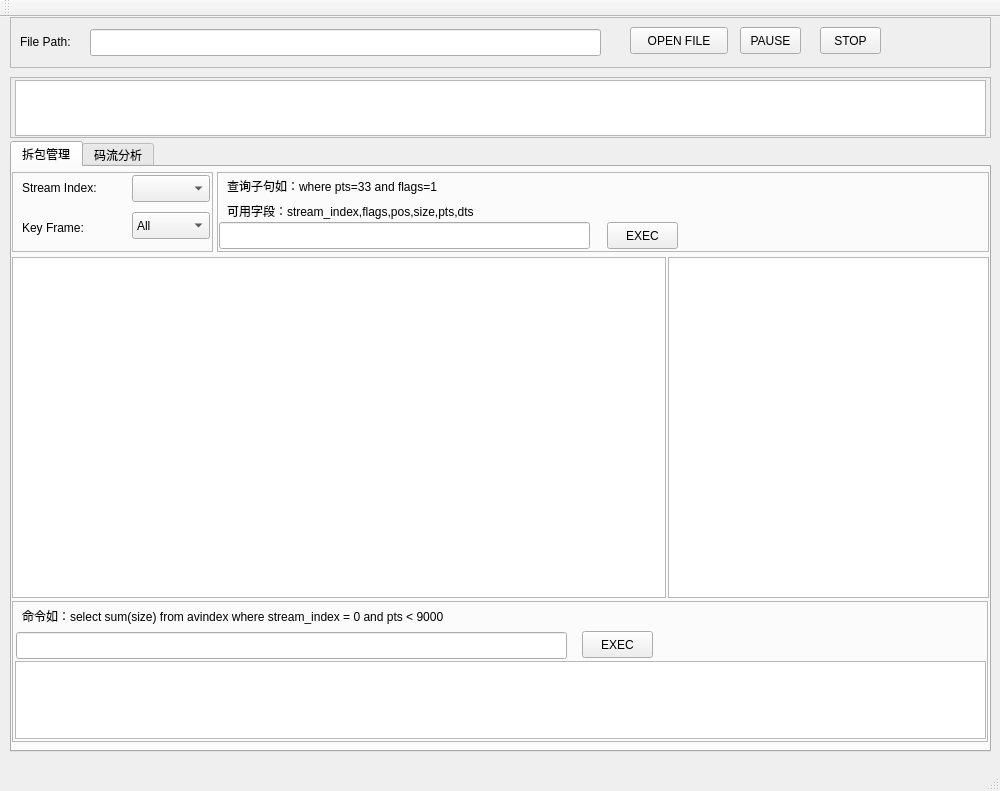
jingzhishen/StreamAnalysis, file mainwindow.ui: the form before one commit.
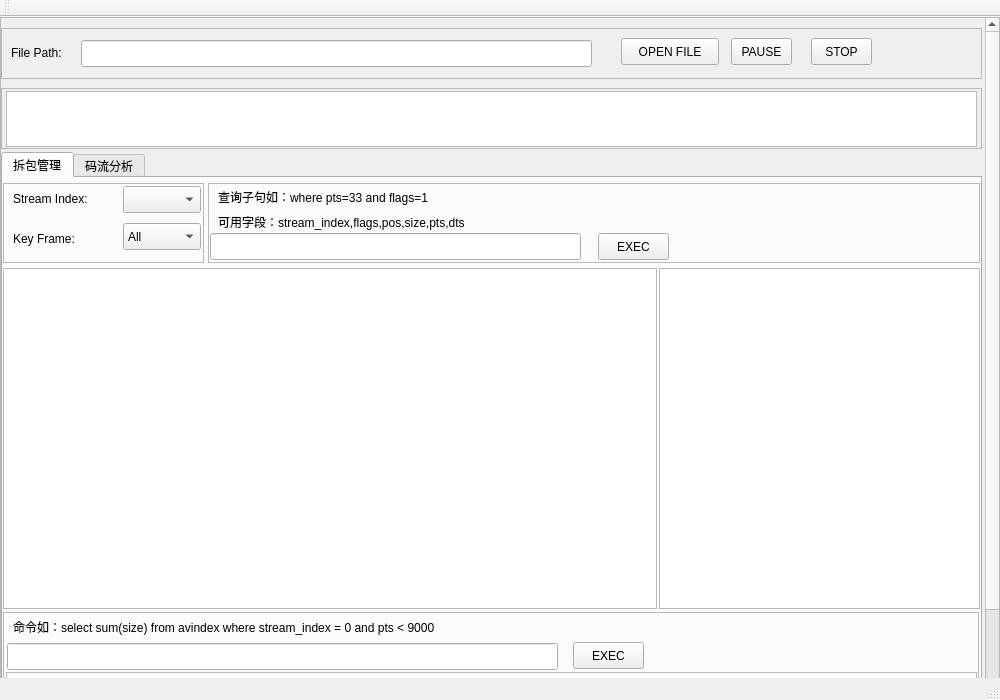
The form after the commit.

Commit message: save packet data

Diff of the .ui file:
```diff
--- a/mainwindow.ui
+++ b/mainwindow.ui
@@ -7,18 +7,57 @@
     <x>0</x>
     <y>0</y>
     <width>1000</width>
-    <height>791</height>
+    <height>700</height>
    </rect>
   </property>
   <property name="windowTitle">
    <string>码流分析工具</string>
   </property>
   <widget class="QWidget" name="centralWidget">
+   <widget class="QScrollArea" name="scrollArea">
+    <property name="geometry">
+     <rect>
+      <x>0</x>
+      <y>0</y>
+      <width>1000</width>
+      <height>700</height>
+     </rect>
+    </property>
+    <property name="minimumSize">
+     <size>
+      <width>1000</width>
+      <height>500</height>
+     </size>
+    </property>
+    <property name="verticalScrollBarPolicy">
+     <enum>Qt::ScrollBarAlwaysOn</enum>
+    </property>
+    <property name="horizontalScrollBarPolicy">
+     <enum>Qt::ScrollBarAlwaysOff</enum>
+    </property>
+    <property name="widgetResizable">
+     <bool>false</bool>
+    </property>
+    <widget class="QWidget" name="scrollAreaWidgetContents">
+     <property name="geometry">
+      <rect>
+       <x>0</x>
+       <y>0</y>
+       <width>1000</width>
+       <height>810</height>
+      </rect>
+     </property>
+     <property name="minimumSize">
+      <size>
+       <width>1000</width>
+       <height>500</height>
+      </size>
+     </property>
    <widget class="QTabWidget" name="tabWidget">
     <property name="geometry">
      <rect>
-      <x>10</x>
-      <y>124</y>
+        <x>0</x>
+        <y>134</y>
       <width>981</width>
       <height>611</height>
      </rect>
@@ -277,11 +316,37 @@
      </widget>
     </widget>
    </widget>
+     <widget class="QFrame" name="frame_2">
+      <property name="geometry">
+       <rect>
+        <x>0</x>
+        <y>70</y>
+        <width>981</width>
+        <height>61</height>
+       </rect>
+      </property>
+      <property name="frameShape">
+       <enum>QFrame::StyledPanel</enum>
+      </property>
+      <property name="frameShadow">
+       <enum>QFrame::Raised</enum>
+      </property>
+      <widget class="QTextEdit" name="txt_pkt_data">
+       <property name="geometry">
+        <rect>
+         <x>5</x>
+         <y>3</y>
+         <width>971</width>
+         <height>56</height>
+        </rect>
+       </property>
+      </widget>
+     </widget>
    <widget class="QFrame" name="frame">
     <property name="geometry">
      <rect>
-      <x>10</x>
-      <y>0</y>
+        <x>0</x>
+        <y>10</y>
       <width>981</width>
       <height>51</height>
      </rect>
@@ -358,30 +423,6 @@
      </property>
     </widget>
    </widget>
-   <widget class="QFrame" name="frame_2">
-    <property name="geometry">
-     <rect>
-      <x>10</x>
-      <y>60</y>
-      <width>981</width>
-      <height>61</height>
-     </rect>
-    </property>
-    <property name="frameShape">
-     <enum>QFrame::StyledPanel</enum>
-    </property>
-    <property name="frameShadow">
-     <enum>QFrame::Raised</enum>
-    </property>
-    <widget class="QTextEdit" name="txt_pkt_data">
-     <property name="geometry">
-      <rect>
-       <x>5</x>
-       <y>3</y>
-       <width>971</width>
-       <height>56</height>
-      </rect>
-     </property>
     </widget>
    </widget>
   </widget>
```
Left out of the diff: 20 changed lines with no effect on the pictures. Lines whose indentation alone changed are shown as unchanged. The commit also changes 7 other files.
